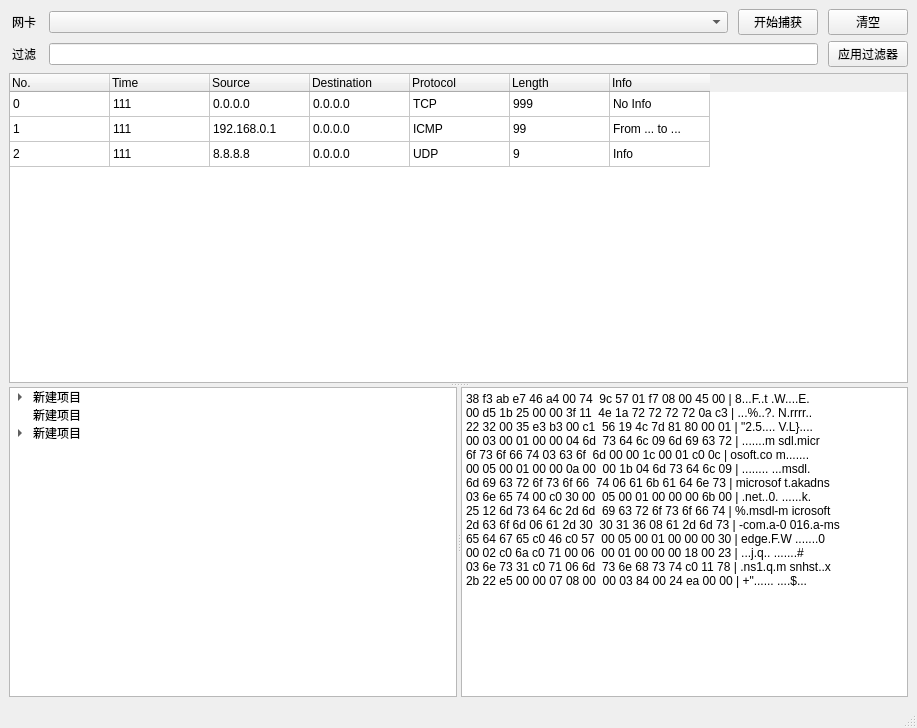
Above: src/resources/ui/main_window.ui from Natrium0521/network-capture before the change. Below: the same form after it.
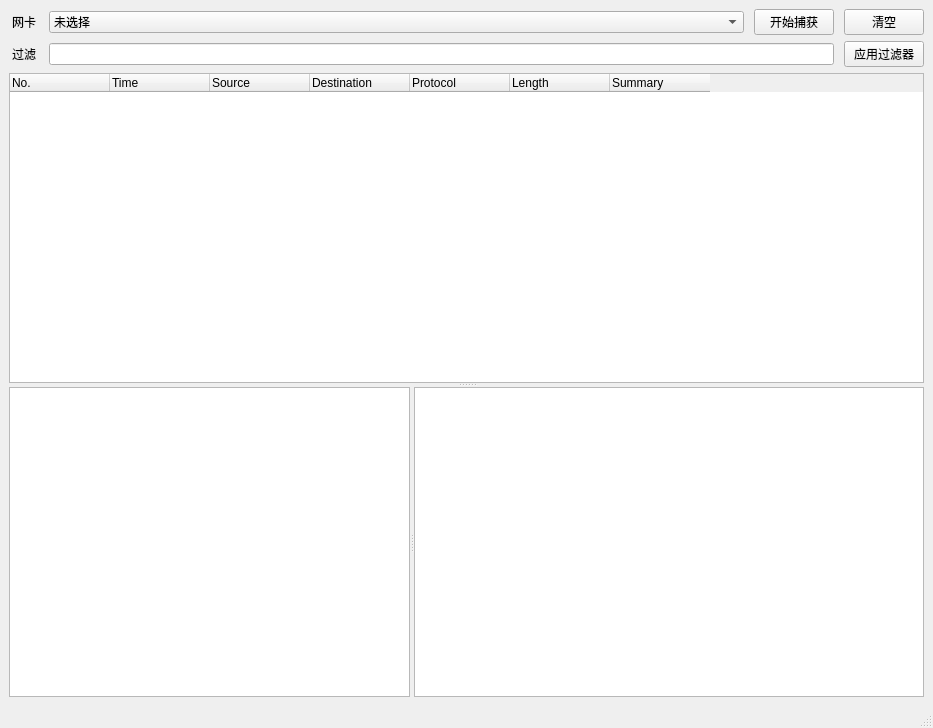
That is the form after the change.

```diff
--- a/src/resources/ui/main_window.ui
+++ b/src/resources/ui/main_window.ui
@@ -6,7 +6,7 @@
    <rect>
     <x>0</x>
     <y>0</y>
-    <width>917</width>
+    <width>933</width>
     <height>728</height>
    </rect>
   </property>
@@ -53,6 +53,14 @@
           <verstretch>0</verstretch>
          </sizepolicy>
         </property>
+        <property name="maxVisibleItems">
+         <number>20</number>
+        </property>
+        <item>
+         <property name="text">
+          <string>未选择</string>
+         </property>
+        </item>
        </widget>
       </item>
       <item>
@@ -99,7 +107,11 @@
        </widget>
       </item>
       <item>
-       <widget class="QLineEdit" name="FilterInput"/>
+       <widget class="QLineEdit" name="FilterInput">
+        <property name="clearButtonEnabled">
+         <bool>true</bool>
+        </property>
+       </widget>
       </item>
       <item>
        <widget class="QPushButton" name="FilterBtn">
@@ -116,10 +128,34 @@
        <enum>Qt::Vertical</enum>
       </property>
       <widget class="QTableWidget" name="PacketTable">
+       <property name="enabled">
+        <bool>true</bool>
+       </property>
+       <property name="minimumSize">
+        <size>
+         <width>0</width>
+         <height>150</height>
+        </size>
+       </property>
+       <property name="autoFillBackground">
+        <bool>false</bool>
+       </property>
        <property name="styleSheet">
         <string notr="true">font: 9pt &quot;Consolas&quot;;
 </string>
        </property>
+       <property name="editTriggers">
+        <set>QAbstractItemView::NoEditTriggers</set>
+       </property>
+       <property name="selectionBehavior">
+        <enum>QAbstractItemView::SelectRows</enum>
+       </property>
+       <property name="showGrid">
+        <bool>false</bool>
+       </property>
+       <property name="sortingEnabled">
+        <bool>false</bool>
+       </property>
        <attribute name="horizontalHeaderVisible">
         <bool>true</bool>
        </attribute>
@@ -129,30 +165,18 @@
        <attribute name="horizontalHeaderShowSortIndicator" stdset="0">
         <bool>false</bool>
        </attribute>
+       <attribute name="horizontalHeaderStretchLastSection">
+        <bool>false</bool>
+       </attribute>
        <attribute name="verticalHeaderVisible">
         <bool>false</bool>
        </attribute>
        <attribute name="verticalHeaderMinimumSectionSize">
-        <number>25</number>
+        <number>20</number>
        </attribute>
        <attribute name="verticalHeaderDefaultSectionSize">
-        <number>25</number>
+        <number>20</number>
        </attribute>
-       <row>
-        <property name="text">
-         <string>row</string>
-        </property>
-       </row>
-       <row>
-        <property name="text">
-         <string>row</string>
-        </property>
-       </row>
-       <row>
-        <property name="text">
-         <string>row</string>
-        </property>
-       </row>
        <column>
         <property name="text">
          <string>No.</string>
@@ -203,123 +227,24 @@
        </column>
        <column>
         <property name="text">
-         <string>Info</string>
+         <string>Summary</string>
         </property>
         <property name="textAlignment">
          <set>AlignLeading|AlignVCenter</set>
         </property>
        </column>
-       <item row="0" column="0">
-        <property name="text">
-         <string>0</string>
-        </property>
-       </item>
-       <item row="0" column="1">
-        <property name="text">
-         <string>111</string>
-        </property>
-       </item>
-       <item row="0" column="2">
-        <property name="text">
-         <string>0.0.0.0</string>
-        </property>
-       </item>
-       <item row="0" column="3">
-        <property name="text">
-         <string>0.0.0.0</string>
-        </property>
-       </item>
-       <item row="0" column="4">
-        <property name="text">
-         <string>TCP</string>
-        </property>
-       </item>
-       <item row="0" column="5">
-        <property name="text">
-         <string>999</string>
-        </property>
-       </item>
-       <item row="0" column="6">
-        <property name="text">
-         <string>No Info</string>
-        </property>
-       </item>
-       <item row="1" column="0">
-        <property name="text">
-         <string>1</string>
-        </property>
-       </item>
-       <item row="1" column="1">
-        <property name="text">
-         <string>111</string>
-        </property>
-       </item>
-       <item row="1" column="2">
-        <property name="text">
-         <string>192.168.0.1</string>
-        </property>
-       </item>
-       <item row="1" column="3">
-        <property name="text">
-         <string>0.0.0.0</string>
-        </property>
-       </item>
-       <item row="1" column="4">
-        <property name="text">
-         <string>ICMP</string>
-        </property>
-       </item>
-       <item row="1" column="5">
-        <property name="text">
-         <string>99</string>
-        </property>
-       </item>
-       <item row="1" column="6">
-        <property name="text">
-         <string>From ... to ...</string>
-        </property>
-       </item>
-       <item row="2" column="0">
-        <property name="text">
-         <string>2</string>
-        </property>
-       </item>
-       <item row="2" column="1">
-        <property name="text">
-         <string>111</string>
-        </property>
-       </item>
-       <item row="2" column="2">
-        <property name="text">
-         <string>8.8.8.8</string>
-        </property>
-       </item>
-       <item row="2" column="3">
-        <property name="text">
-         <string>0.0.0.0</string>
-        </property>
-       </item>
-       <item row="2" column="4">
-        <property name="text">
-         <string>UDP</string>
-        </property>
-       </item>
-       <item row="2" column="5">
-        <property name="text">
-         <string>9</string>
-        </property>
-       </item>
-       <item row="2" column="6">
-        <property name="text">
-         <string>Info</string>
-        </property>
-       </item>
       </widget>
       <widget class="QSplitter" name="splitter">
        <property name="orientation">
         <enum>Qt::Horizontal</enum>
        </property>
        <widget class="QTreeWidget" name="PacketTree">
+        <property name="minimumSize">
+         <size>
+          <width>400</width>
+          <height>150</height>
+         </size>
+        </property>
         <property name="styleSheet">
          <string notr="true">font: 9pt &quot;Consolas&quot;;</string>
         </property>
@@ -328,75 +253,25 @@
         </attribute>
         <column>
          <property name="text">
-          <string>Frame</string>
+          <string>Root</string>
          </property>
         </column>
-        <item>
-         <property name="text">
-          <string>新建项目</string>
-         </property>
-         <item>
-          <property name="text">
-           <string>新建子项目</string>
-          </property>
-          <item>
-           <property name="text">
-            <string>新建子项目</string>
-           </property>
-          </item>
-         </item>
-         <item>
-          <property name="text">
-           <string>新建项目</string>
-          </property>
-         </item>
-         <item>
-          <property name="text">
-           <string>新建项目</string>
-          </property>
-         </item>
-        </item>
-        <item>
-         <property name="text">
-          <string>新建项目</string>
-         </property>
-        </item>
-        <item>
-         <property name="text">
-          <string>新建项目</string>
-         </property>
-         <item>
-          <property name="text">
-           <string>新建子项目</string>
-          </property>
-          <item>
-           <property name="text">
-            <string>新建子项目</string>
-           </property>
-          </item>
-         </item>
-        </item>
        </widget>
        <widget class="QPlainTextEdit" name="PacketHex">
+        <property name="minimumSize">
+         <size>
+          <width>510</width>
+          <height>150</height>
+         </size>
+        </property>
         <property name="styleSheet">
          <string notr="true">font: 9pt &quot;Consolas&quot;;</string>
         </property>
+        <property name="readOnly">
+         <bool>true</bool>
+        </property>
         <property name="plainText">
-         <string>38 f3 ab e7 46 a4 00 74  9c 57 01 f7 08 00 45 00 | 8...F..t .W....E.
-00 d5 1b 25 00 00 3f 11  4e 1a 72 72 72 72 0a c3 | ...%..?. N.rrrr..
-22 32 00 35 e3 b3 00 c1  56 19 4c 7d 81 80 00 01 | &quot;2.5.... V.L}....
-00 03 00 01 00 00 04 6d  73 64 6c 09 6d 69 63 72 | .......m sdl.micr
-6f 73 6f 66 74 03 63 6f  6d 00 00 1c 00 01 c0 0c | osoft.co m.......
-00 05 00 01 00 00 0a 00  00 1b 04 6d 73 64 6c 09 | ........ ...msdl.
-6d 69 63 72 6f 73 6f 66  74 06 61 6b 61 64 6e 73 | microsof t.akadns
-03 6e 65 74 00 c0 30 00  05 00 01 00 00 00 6b 00 | .net..0. ......k.
-25 12 6d 73 64 6c 2d 6d  69 63 72 6f 73 6f 66 74 | %.msdl-m icrosoft
-2d 63 6f 6d 06 61 2d 30  30 31 36 08 61 2d 6d 73 | -com.a-0 016.a-ms
-65 64 67 65 c0 46 c0 57  00 05 00 01 00 00 00 30 | edge.F.W .......0
-00 02 c0 6a c0 71 00 06  00 01 00 00 00 18 00 23 | ...j.q.. .......#
-03 6e 73 31 c0 71 06 6d  73 6e 68 73 74 c0 11 78 | .ns1.q.m snhst..x
-2b 22 e5 00 00 07 08 00  00 03 84 00 24 ea 00 00 | +&quot;...... ....$...
-</string>
+         <string/>
         </property>
        </widget>
       </widget>
```
Left out of the diff: 10 changed lines with no effect on the pictures.
